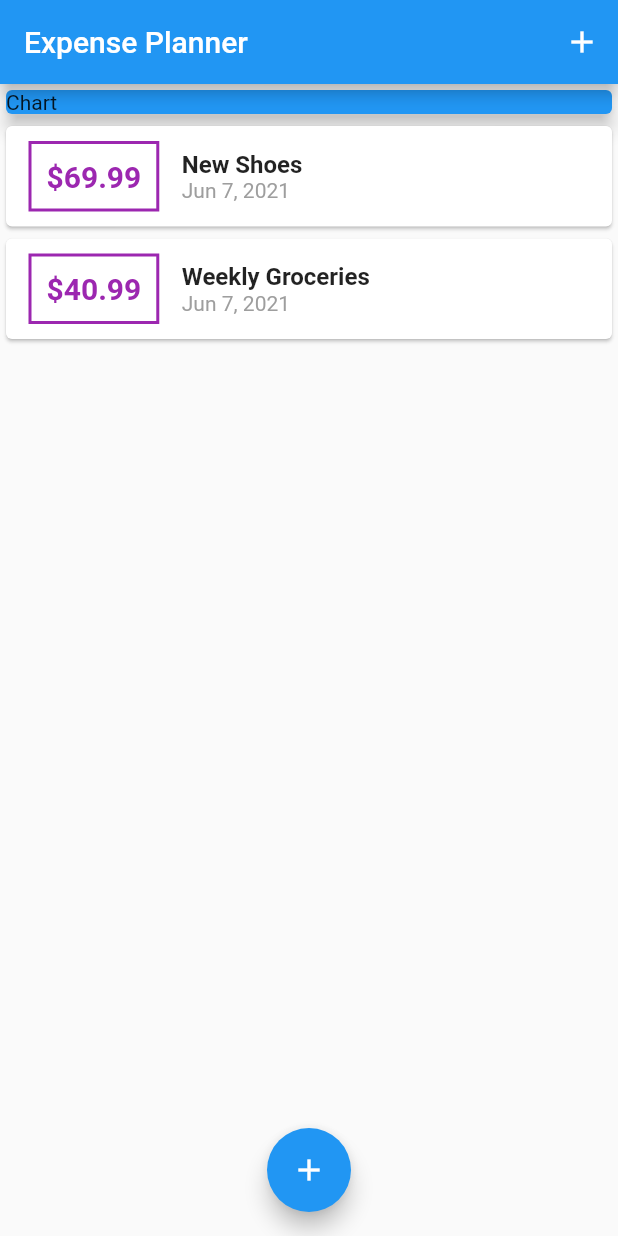
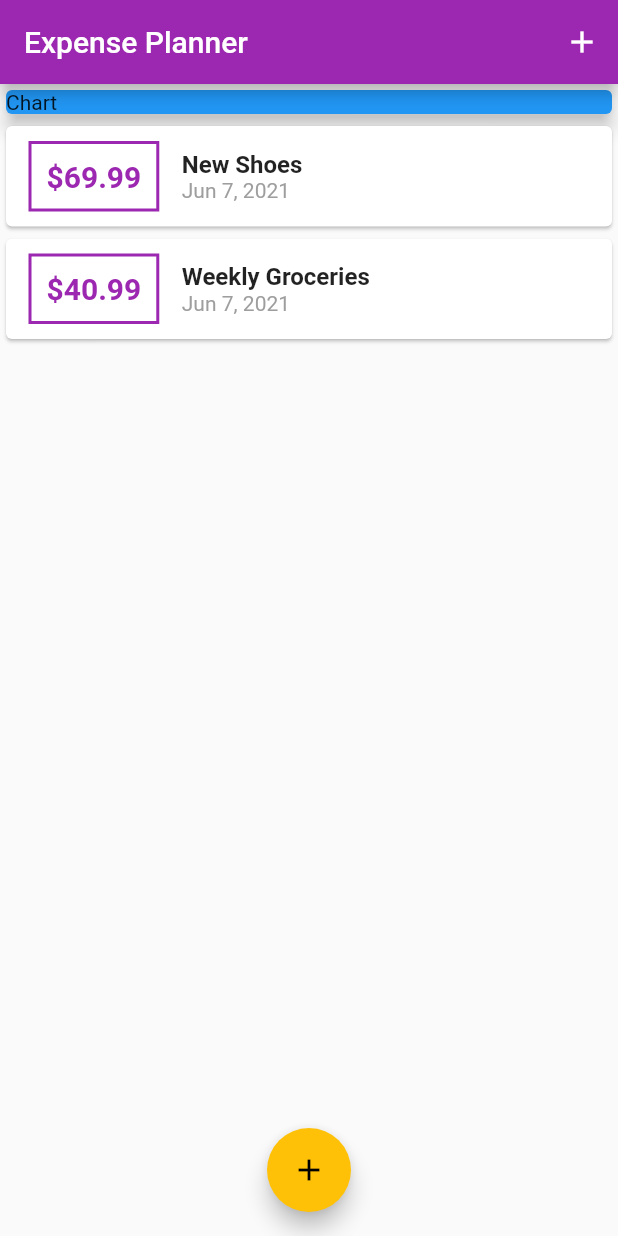
Before and after one commit to edwin4400/flutter_projects, a Flutter app: the screen it shows after launch, on a phone screen of 412 x 824 dp. Run offline on Flutter 3.47's test engine with Material 2 defaults, Android fonts, the phone set to English and light mode, and no system bars.

Commit message:
theme colors

```diff
--- a/expense_planner/lib/main.dart
+++ b/expense_planner/lib/main.dart
@@ -9,7 +9,12 @@ class MyApp extends StatelessWidget {
   @override
   Widget build(BuildContext context) {
     return MaterialApp(
-      title: 'Flutter App',
+      title: 'Personal Expenses',
+      theme: ThemeData(
+        primarySwatch: Colors.purple, //primary color with shades - swatch
+        accentColor:
+            Colors.amber, //alternative color if primary color not avail
+      ),
       home: MyHomePage(),
     );
   }
--- a/expense_planner/lib/widgets/transaction_list.dart
+++ b/expense_planner/lib/widgets/transaction_list.dart
@@ -21,7 +21,7 @@ class TransactionList extends StatelessWidget {
                   margin: EdgeInsets.symmetric(vertical: 10, horizontal: 15),
                   decoration: BoxDecoration(
                     border: Border.all(
-                      color: Colors.purple,
+                      color: Theme.of(context).primaryColor,
                       width: 2,
                     ),
                   ),
@@ -32,7 +32,7 @@ class TransactionList extends StatelessWidget {
                     style: TextStyle(
                       fontWeight: FontWeight.bold,
                       fontSize: 20,
-                      color: Colors.purple,
+                      color: Theme.of(context).primaryColor,
                     ),
                   ),
                 ),
```
